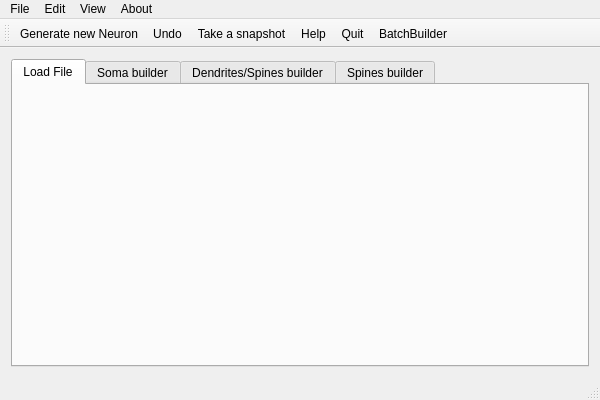
First picture: the form in Neuronize/neuronize.ui, repository vg-lab/Neuronize, before the edit.
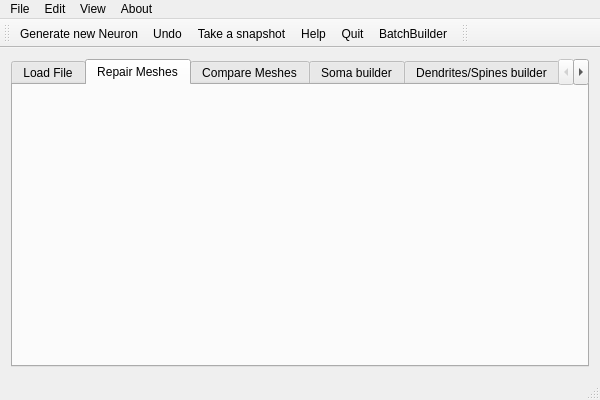
Second picture: the form after the edit. Icons and pictures are not drawn.

The edit to the form file:
```diff
--- a/Neuronize/neuronize.ui
+++ b/Neuronize/neuronize.ui
@@ -28,7 +28,7 @@
        <enum>QTabWidget::Rounded</enum>
       </property>
       <property name="currentIndex">
-       <number>0</number>
+          <number>1</number>
       </property>
       <property name="usesScrollButtons">
        <bool>true</bool>
@@ -43,6 +43,26 @@
         </item>
        </layout>
       </widget>
+         <widget class="QWidget" name="tab_RepairMeshes">
+             <attribute name="title">
+                 <string>Repair Meshes</string>
+             </attribute>
+             <layout class="QVBoxLayout" name="verticalLayout_6">
+                 <item>
+                     <layout class="QVBoxLayout" name="verticalLayout_RepairMeshes"/>
+                 </item>
+             </layout>
+         </widget>
+         <widget class="QWidget" name="tab_CompareMeshes">
+             <attribute name="title">
+                 <string>Compare Meshes</string>
+             </attribute>
+             <layout class="QVBoxLayout" name="verticalLayout_8">
+                 <item>
+                     <layout class="QVBoxLayout" name="verticalLayout_CompareMeshes"/>
+                 </item>
+             </layout>
+         </widget>
       <widget class="QWidget" name="tab_SomaGenerator">
        <attribute name="title">
         <string>Soma builder</string>
@@ -132,6 +152,17 @@
    <addaction name="actionBatchBuilder"/>
   </widget>
   <widget class="QStatusBar" name="statusBar"/>
+     <widget class="QToolBar" name="toolBar">
+         <property name="windowTitle">
+             <string>toolBar</string>
+         </property>
+         <attribute name="toolBarArea">
+             <enum>TopToolBarArea</enum>
+         </attribute>
+         <attribute name="toolBarBreak">
+             <bool>false</bool>
+         </attribute>
+     </widget>
   <action name="actionGenerateNewNeuron">
    <property name="icon">
     <iconset resource="neuronize.qrc">
```
Left out of the diff: 2 changed lines with no effect on the pictures.
